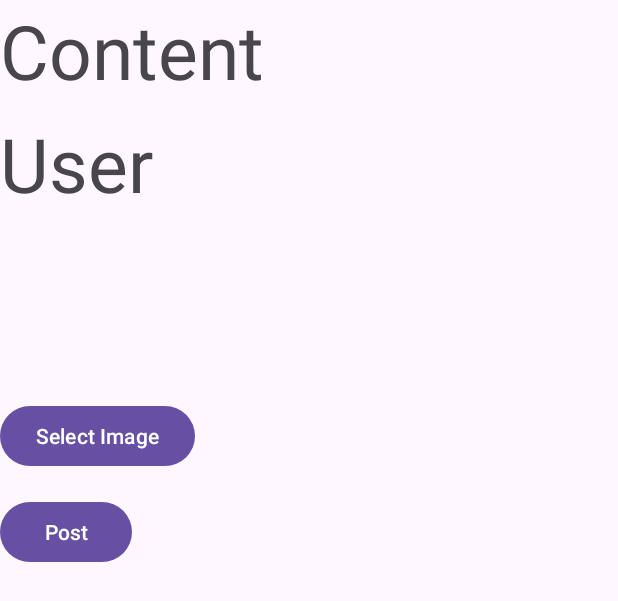
After one commit to Hobao2k2/Lotus-, an Android app: the layout activity_add_post.xml on its own in the app's theme, with its tools: preview values and no code run, on a phone screen of 412 x 824 dp. The commit adds this screen. Shown: the top 601 px of the screen. Run offline under Robolectric (Android 15) with nearby library versions, the phone set to English and light mode, and no system bars; Roboto replaces fonts that are not available here.

Commit message:
bao update v2

```diff
--- a/app/build.gradle.kts
+++ b/app/build.gradle.kts
@@ -60,4 +60,6 @@ dependencies {
     testImplementation(libs.junit)
     androidTestImplementation(libs.androidx.junit)
     androidTestImplementation(libs.androidx.espresso.core)
+    debugImplementation("com.github.chuckerteam.chucker:library:4.0.0")
+    releaseImplementation("com.github.chuckerteam.chucker:library-no-op:4.0.0")
 }
--- a/app/src/main/AndroidManifest.xml
+++ b/app/src/main/AndroidManifest.xml
@@ -29,6 +29,9 @@
         android:theme="@style/Base.Theme.Lotus"
         tools:targetApi="31">
         <activity
+            android:name=".ui.view.AddPostActivity"
+            android:exported="false" />
+        <activity
             android:name=".ui.view.AddPost"
             android:exported="false"
             android:theme="@style/Base.Theme.Lotus" />
--- a/app/src/main/java/com/example/lotus/data/model/Post.kt
+++ b/app/src/main/java/com/example/lotus/data/model/Post.kt
@@ -8,7 +8,7 @@ data class Post(
     @SerializedName("image")
     val image: String? = null,
     @SerializedName("user")
-    val user: User,
+    val user: String,
     @SerializedName("likes")
     val likes: List<User> = emptyList(),
     @SerializedName("comments")
--- a/app/src/main/java/com/example/lotus/ui/adapter/dataItem/Item2.kt
+++ b/app/src/main/java/com/example/lotus/ui/adapter/dataItem/Item2.kt
@@ -1,3 +1,3 @@
 package com.example.lotus.ui.adapter.dataItem
 
-data class Item2(val Image:Int, val name:String,val email:String)
+data class Item2(val Image:String, val name:String,val content:String)
--- a/app/src/main/java/com/example/lotus/ui/view/NotifyFragment.kt
+++ b/app/src/main/java/com/example/lotus/ui/view/NotifyFragment.kt
@@ -20,7 +20,7 @@ import kotlinx.coroutines.launch
 class NotifyFragment : Fragment() {
     private lateinit var binding:FragmentNotifyBinding
     private val userViewModel:UserViewModel by viewModels {
-        UserViewModelFactory(UserRepository())
+        UserViewModelFactory(UserRepository(requireContext()))
     }
     override fun onCreateView(
         inflater: LayoutInflater, container: ViewGroup?,
--- a/app/src/main/java/com/example/lotus/ui/view/RegisterFragment.kt
+++ b/app/src/main/java/com/example/lotus/ui/view/RegisterFragment.kt
@@ -29,7 +29,7 @@ class RegisterFragment : Fragment() {
     private lateinit var sharedPrefManager: SharedPrefManager
 
     private val userViewModel: UserViewModel by viewModels {
-        UserViewModelFactory(UserRepository())
+        UserViewModelFactory(UserRepository(requireContext()))
     }
 
     override fun onCreate(savedInstanceState: Bundle?) {
--- /dev/null
+++ b/app/src/main/res/layout/activity_add_post.xml
@@ -0,0 +1,51 @@
+<?xml version="1.0" encoding="utf-8"?>
+<LinearLayout xmlns:android="http://schemas.android.com/apk/res/android"
+    xmlns:app="http://schemas.android.com/apk/res-auto"
+    xmlns:tools="http://schemas.android.com/tools"
+    android:id="@+id/main"
+    android:layout_width="match_parent"
+    android:layout_height="match_parent"
+    android:orientation="vertical"
+    tools:context=".ui.view.AddPostActivity">
+
+    <!-- TextView để hiển thị nội dung bài viết -->
+    <TextView
+        android:id="@+id/textViewContent"
+        android:layout_width="wrap_content"
+        android:layout_height="wrap_content"
+        android:text="Content"
+        android:textSize="50dp"
+        android:paddingBottom="8dp"/>
+
+    <!-- TextView để hiển thị tên người dùng -->
+    <TextView
+        android:id="@+id/textViewUser"
+        android:layout_width="wrap_content"
+        android:layout_height="wrap_content"
+        android:text="User"
+        android:textSize="50dp"
+        android:paddingBottom="8dp"/>
+
+    <!-- ImageView để hiển thị hình ảnh -->
+    <ImageView
+        android:id="@+id/imageView"
+        android:layout_width="100dp"
+        android:layout_height="100dp"
+        android:layout_marginBottom="16dp"
+        android:scaleType="centerCrop"/>
+
+    <!-- Button để chọn hình ảnh -->
+    <Button
+        android:id="@+id/buttonSelectImage"
+        android:layout_width="wrap_content"
+        android:layout_height="wrap_content"
+        android:text="Select Image"
+        android:layout_marginBottom="16dp"/>
+
+    <!-- Button để gửi bài viết -->
+    <Button
+        android:id="@+id/buttonPost"
+        android:layout_width="wrap_content"
+        android:layout_height="wrap_content"
+        android:text="Post"/>
+</LinearLayout>
```
Also changed, not shown: app/src/main/java/com/example/lotus/data/network/ApiService.kt (+12 -0 lines), app/src/main/java/com/example/lotus/data/network/RetrofitClient.kt (+7 -5 lines), app/src/main/java/com/example/lotus/data/repository/UserRepository.kt (+31 -5 lines), app/src/main/java/com/example/lotus/ui/adapter/MultipleRecyclerViewsType.kt (+11 -6 lines), app/src/main/java/com/example/lotus/ui/view/AddPostActivity.kt (added, +99 -0 lines), app/src/main/java/com/example/lotus/ui/view/LoginFragment.kt (+15 -15 lines), app/src/main/java/com/example/lotus/ui/view/ProfileFragment.kt (+19 -4 lines), app/src/main/java/com/example/lotus/ui/viewModel/UserViewModel.kt (+39 -5 lines), app/src/main/res/layout/image_view.xml (added, +13 -0 lines), app/src/main/res/layout/item_type_2.xml (+42 -18 lines).
